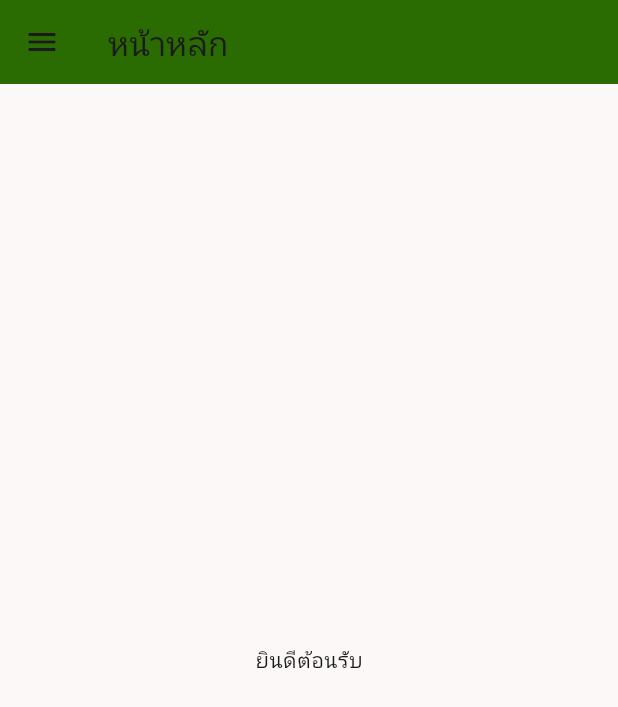
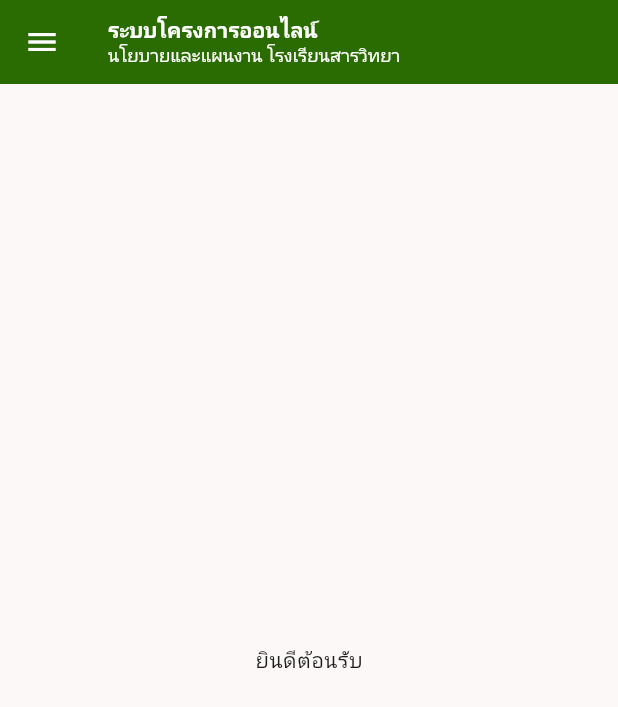
Before and after one commit to DucKyWay/srv_paperless, a Flutter app: the MainLayout screen opened directly, on a phone screen of 412 x 824 dp. Shown: the top 707 px of the screen. Run offline on Flutter 3.47's test engine with Material 3 defaults, Android fonts, the phone set to English and light mode, and no system bars; our stand-ins replace flutter_dotenv, flutter_riverpod.

Commit message:
create model user

```diff
--- a/lib/viewmodel/auth_view_model.dart
+++ b/lib/viewmodel/auth_view_model.dart
@@ -39,4 +39,7 @@ class AuthNotifier extends Notifier<AuthState> {
       state = state.copyWith(isLoading: false, error: "Username หรือ Password ผิด");
     }
   }
+  void logout() {
+    state = AuthState();
+  }
 }
--- a/lib/views/user/user_homepage.dart
+++ b/lib/views/user/user_homepage.dart
@@ -7,7 +7,13 @@ class UserHomePage extends StatelessWidget {
   @override
   Widget build(BuildContext context) {
     return MainLayout(
-      title: "หน้าหลัก",
+      title:Column(
+        crossAxisAlignment: CrossAxisAlignment.start,
+        children: [
+          Text("ระบบโครงการออนไลน์",style:TextStyle(fontWeight: FontWeight.bold,fontSize: 14,color: Colors.white),),
+          Text("นโยบายและแผนงาน โรงเรียนสารวิทยา",style:TextStyle(fontSize: 12,color: Colors.white),)
+        ],
+      ) ,
       child: Center(child: Text("ยินดีต้อนรับ")),
     );
   }
--- a/lib/views/widgets/main_layout.dart
+++ b/lib/views/widgets/main_layout.dart
@@ -1,28 +1,48 @@
+import 'package:flutter/material.dart';
+import 'package:flutter_riverpod/flutter_riverpod.dart';
+import 'package:srv_paperless/viewmodel/auth_view_model.dart';
 
-import 'package:flutter/material.dart';
-
-class MainLayout extends StatelessWidget {
+class MainLayout extends ConsumerWidget {
   final Widget child;
-  final String title;
+  final Widget title;
 
   const MainLayout({super.key, required this.child, required this.title});
 
   @override
-  Widget build(BuildContext context) {
+  Widget build(BuildContext context, WidgetRef ref) {
     return Scaffold(
       appBar: AppBar(
-        title: Text(title),
-        backgroundColor: Theme.of(context).colorScheme.tertiary ,
+        title: title,
+        backgroundColor: Theme.of(context).colorScheme.tertiary,
+        iconTheme: const IconThemeData(color: Colors.white),
       ),
       drawer: Drawer(
-        child: ListView(
-          children: [
-            const DrawerHeader(child: Text("SRV Menu")),
-            ListTile(
-              title: const Text("หน้าหลัก"),
-              onTap: () { /* Navigate to Home */ },
-            ),
-          ],
+        child: SafeArea(
+          child: Column(
+            children: [
+              const SizedBox(height: 50),
+              ListTile(
+                leading: const Icon(Icons.account_circle_outlined),
+                title: const Text("โปรไฟล์"),
+                onTap: () {},
+              ),
+              const Spacer(),
+              const Divider(),
+              ListTile(
+                leading: const Icon(Icons.logout, color: Colors.red),
+                title: const Text(
+                  "ออกจากระบบ",
+                  style: TextStyle(color: Colors.red),
+                ),
+                onTap: () {
+                  ref.read(authProvider.notifier).logout();
+                  Navigator.of(context).pop();
+                  Navigator.pushReplacementNamed(context, '/');
+                },
+              ),
+              const SizedBox(height: 10), // เว้นระยะห่างจากขอบล่างนิดหน่อย
+            ],
+          ),
         ),
       ),
       body: child,
```
Also changed, not shown: lib/model/user.dart (added, +60 -0 lines).
